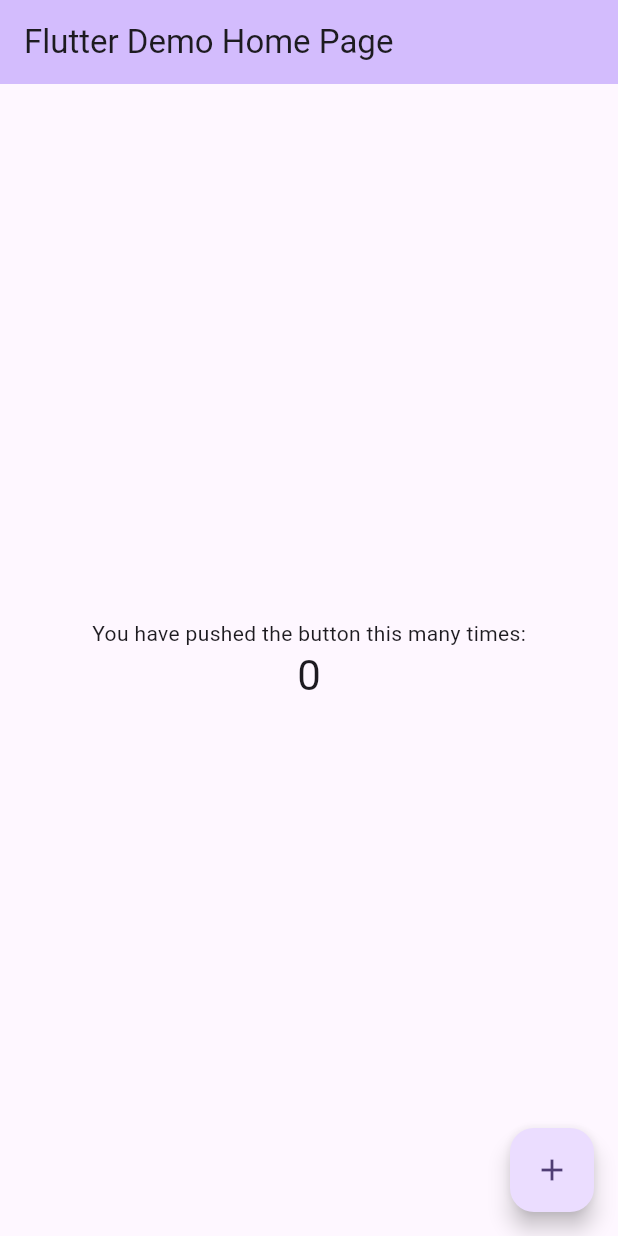
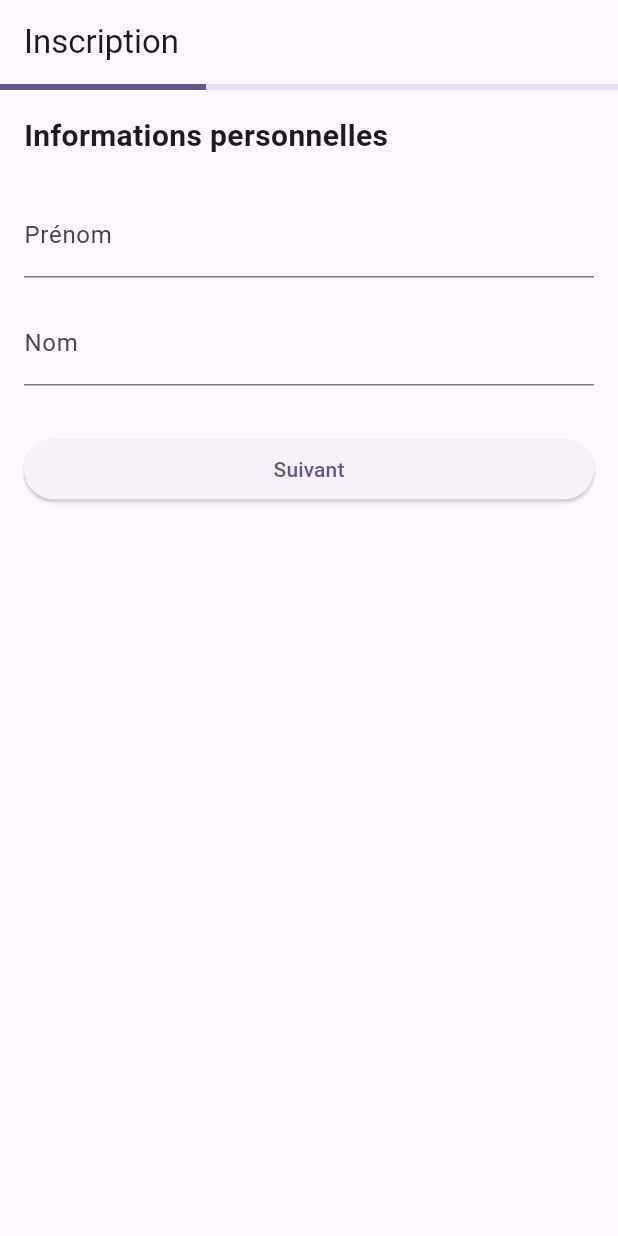
Before and after one commit to bycarnell/signup_flow, a Flutter app: the screen it shows after launch, on a phone screen of 412 x 824 dp. Run offline on Flutter 3.47's test engine with Material 3 defaults, Android fonts, the phone set to English and light mode, and no system bars; our stand-ins replace flutter_riverpod, riverpod_annotation; generated files the repository leaves out were written again.

Commit message:
Implement signup flow with multi-step form and state management

```diff
--- a/lib/main.dart
+++ b/lib/main.dart
@@ -1,7 +1,9 @@
 import 'package:flutter/material.dart';
+import 'package:flutter_riverpod/flutter_riverpod.dart';
+import 'package:signup_flow/screens/signup_flow_screen.dart';
 
 void main() {
-  runApp(const MyApp());
+  runApp(const ProviderScope(child: MyApp()));
 }
 
 class MyApp extends StatelessWidget {
@@ -13,110 +15,9 @@ class MyApp extends StatelessWidget {
     return MaterialApp(
       title: 'Flutter Demo',
       theme: ThemeData(
-        // This is the theme of your application.
-        //
-        // TRY THIS: Try running your application with "flutter run". You'll see
-        // the application has a purple toolbar. Then, without quitting the app,
-        // try changing the seedColor in the colorScheme below to Colors.green
-        // and then invoke "hot reload" (save your changes or press the "hot
-        // reload" button in a Flutter-supported IDE, or press "r" if you used
-        // the command line to start the app).
-        //
-        // Notice that the counter didn't reset back to zero; the application
-        // state is not lost during the reload. To reset the state, use hot
-        // restart instead.
-        //
-        // This works for code too, not just values: Most code changes can be
-        // tested with just a hot reload.
-        colorScheme: .fromSeed(seedColor: Colors.deepPurple),
+        colorScheme: ColorScheme.fromSeed(seedColor: Colors.deepPurple),
       ),
-      home: const MyHomePage(title: 'Flutter Demo Home Page'),
+      home: const SignupFlowScreen(),
     );
   }
 }
-
-class MyHomePage extends StatefulWidget {
-  const MyHomePage({super.key, required this.title});
-
-  // This widget is the home page of your application. It is stateful, meaning
-  // that it has a State object (defined below) that contains fields that affect
-  // how it looks.
-
-  // This class is the configuration for the state. It holds the values (in this
-  // case the title) provided by the parent (in this case the App widget) and
-  // used by the build method of the State. Fields in a Widget subclass are
-  // always marked "final".
-
-  final String title;
-
-  @override
-  State<MyHomePage> createState() => _MyHomePageState();
-}
-
-class _MyHomePageState extends State<MyHomePage> {
-  int _counter = 0;
-
-  void _incrementCounter() {
-    setState(() {
-      // This call to setState tells the Flutter framework that something has
-      // changed in this State, which causes it to rerun the build method below
-      // so that the display can reflect the updated values. If we changed
-      // _counter without calling setState(), then the build method would not be
-      // called again, and so nothing would appear to happen.
-      _counter++;
-    });
-  }
-
-  @override
-  Widget build(BuildContext context) {
-    // This method is rerun every time setState is called, for instance as done
-    // by the _incrementCounter method above.
-    //
-    // The Flutter framework has been optimized to make rerunning build methods
-    // fast, so that you can just rebuild anything that needs updating rather
-    // than having to individually change instances of widgets.
-    return Scaffold(
-      appBar: AppBar(
-        // TRY THIS: Try changing the color here to a specific color (to
-        // Colors.amber, perhaps?) and trigger a hot reload to see the AppBar
-        // change color while the other colors stay the same.
-        backgroundColor: Theme.of(context).colorScheme.inversePrimary,
-        // Here we take the value from the MyHomePage object that was created by
-        // the App.build method, and use it to set our appbar title.
-        title: Text(widget.title),
-      ),
-      body: Center(
-        // Center is a layout widget. It takes a single child and positions it
-        // in the middle of the parent.
-        child: Column(
-          // Column is also a layout widget. It takes a list of children and
-          // arranges them vertically. By default, it sizes itself to fit its
-          // children horizontally, and tries to be as tall as its parent.
-          //
-          // Column has various properties to control how it sizes itself and
-          // how it positions its children. Here we use mainAxisAlignment to
-          // center the children vertically; the main axis here is the vertical
-          // axis because Columns are vertical (the cross axis would be
-          // horizontal).
-          //
-          // TRY THIS: Invoke "debug painting" (choose the "Toggle Debug Paint"
-          // action in the IDE, or press "p" in the console), to see the
-          // wireframe for each widget.
-          mainAxisAlignment: .center,
-          children: [
-            const Text('You have pushed the button this many times:'),
-            Text(
-              '$_counter',
-              style: Theme.of(context).textTheme.headlineMedium,
-            ),
-          ],
-        ),
-      ),
-      floatingActionButton: FloatingActionButton(
-        onPressed: _incrementCounter,
-        tooltip: 'Increment',
-        child: const Icon(Icons.add),
-      ),
-    );
-  }
-}
--- /dev/null
+++ b/lib/screens/signup_flow_screen.dart
@@ -0,0 +1,48 @@
+import 'package:flutter/material.dart';
+import 'package:signup_flow/screens/steps/personal_info_step.dart';
+import 'package:signup_flow/screens/steps/contact_step.dart';
+import 'package:signup_flow/screens/steps/confirmation_step.dart';
+
+class SignupFlowScreen extends StatefulWidget {
+  const SignupFlowScreen({super.key});
+
+  @override
+  State<SignupFlowScreen> createState() => _SignupFlowScreenState();
+}
+
+class _SignupFlowScreenState extends State<SignupFlowScreen> {
+  final _pageController = PageController();
+  int _currentPage = 0;
+
+  void _goTo(int page) {
+    setState(() => _currentPage = page);
+    _pageController.animateToPage(
+      page,
+      duration: const Duration(milliseconds: 300),
+      curve: Curves.easeInOut,
+    );
+  }
+
+  @override
+  Widget build(BuildContext context) {
+    return Scaffold(
+      appBar: AppBar(title: const Text('Inscription')),
+      body: Column(
+        children: [
+          LinearProgressIndicator(value: (_currentPage + 1) / 3),
+          Expanded(
+            child: PageView(
+              controller: _pageController,
+              physics: const NeverScrollableScrollPhysics(),
+              children: [
+                PersonalInfoStep(onNext: () => _goTo(1)),
+                ContactStep(onNext: () => _goTo(2), onBack: () => _goTo(0)),
+                ConfirmationStep(onBack: () => _goTo(1)),
+              ],
+            ),
+          ),
+        ],
+      ),
+    );
+  }
+}
--- /dev/null
+++ b/lib/screens/steps/personal_info_step.dart
@@ -0,0 +1,93 @@
+import 'package:flutter/material.dart';
+import 'package:flutter_riverpod/flutter_riverpod.dart';
+import 'package:signup_flow/providers/signup_provider.dart';
+
+class PersonalInfoStep extends ConsumerStatefulWidget {
+  const PersonalInfoStep({super.key, required this.onNext});
+
+  final VoidCallback onNext;
+
+  @override
+  ConsumerState<PersonalInfoStep> createState() => _PersonalInfoStepState();
+}
+
+class _PersonalInfoStepState extends ConsumerState<PersonalInfoStep>
+    with AutomaticKeepAliveClientMixin {
+  final _formKey = GlobalKey<FormState>();
+  late final TextEditingController _firstNameController;
+  late final TextEditingController _lastNameController;
+
+  @override
+  bool get wantKeepAlive => true;
+
+  @override
+  void initState() {
+    super.initState();
+    final data = ref.read(signupProvider);
+    _firstNameController = TextEditingController(text: data.firstName);
+    _lastNameController = TextEditingController(text: data.lastName);
+  }
+
+  @override
+  void dispose() {
+    _firstNameController.dispose();
+    _lastNameController.dispose();
+    super.dispose();
+  }
+
+  void _submit() {
+    if (_formKey.currentState!.validate()) {
+      ref
+          .read(signupProvider.notifier)
+          .updatePersonalInfo(
+            firstName: _firstNameController.text,
+            lastName: _lastNameController.text,
+          );
+      widget.onNext();
+    }
+  }
+
+  @override
+  Widget build(BuildContext context) {
+    super.build(context);
+    return Padding(
+      padding: const EdgeInsets.all(16),
+      child: Form(
+        key: _formKey,
+        child: Column(
+          crossAxisAlignment: CrossAxisAlignment.stretch,
+          children: [
+            const Text(
+              'Informations personnelles',
+              style: TextStyle(fontSize: 20, fontWeight: FontWeight.bold),
+            ),
+            const SizedBox(height: 24),
+            TextFormField(
+              controller: _firstNameController,
+              decoration: const InputDecoration(labelText: 'Prénom'),
+              validator: (value) {
+                if (value == null || value.trim().isEmpty) {
+                  return 'Le prénom est requis';
+                }
+                return null;
+              },
+            ),
+            const SizedBox(height: 16),
+            TextFormField(
+              controller: _lastNameController,
+              decoration: const InputDecoration(labelText: 'Nom'),
+              validator: (value) {
+                if (value == null || value.trim().isEmpty) {
+                  return 'Le nom est requis';
+                }
+                return null;
+              },
+            ),
+            const SizedBox(height: 32),
+            ElevatedButton(onPressed: _submit, child: const Text('Suivant')),
+          ],
+        ),
+      ),
+    );
+  }
+}
```
Also changed, not shown: lib/models/signup_data.dart (+31 -0 lines), lib/providers/signup_provider.dart (added, +22 -0 lines), lib/screens/steps/confirmation_step.dart (added, +54 -0 lines), lib/screens/steps/contact_step.dart (added, +94 -0 lines), lib/providers/signup_provider.g.dart (added).
